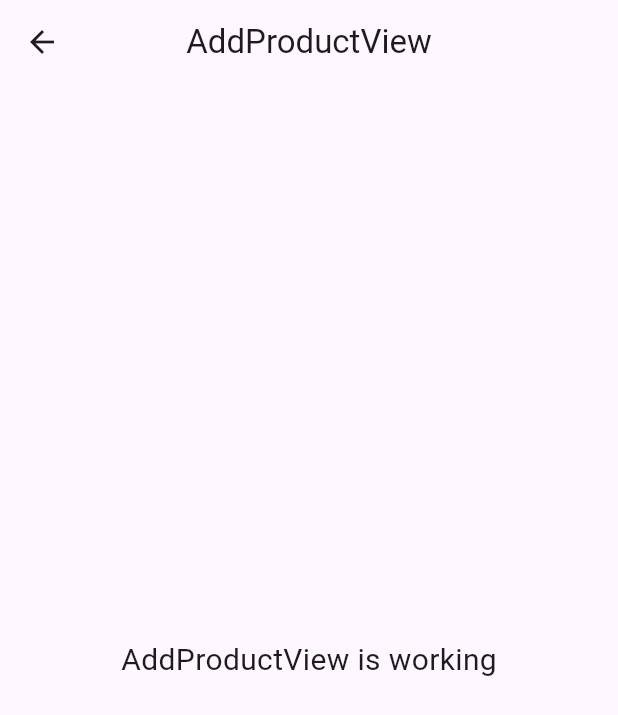
After one commit to MSyabdewa/warehouse_management, a Flutter app: the AddProductView screen opened by its route, on a phone screen of 412 x 824 dp. The commit adds this screen. Shown: the top 715 px of the screen. Run offline on Flutter 3.47's test engine with Material 3 defaults, Android fonts, the phone set to English and light mode, and no system bars; our stand-ins replace get.

Commit message:
feat: Add route and view for adding a product

```diff
--- /dev/null
+++ b/lib/app/modules/add_product/views/add_product_view.dart
@@ -0,0 +1,24 @@
+import 'package:flutter/material.dart';
+
+import 'package:get/get.dart';
+
+import '../controllers/add_product_controller.dart';
+
+class AddProductView extends GetView<AddProductController> {
+  const AddProductView({Key? key}) : super(key: key);
+  @override
+  Widget build(BuildContext context) {
+    return Scaffold(
+      appBar: AppBar(
+        title: const Text('AddProductView'),
+        centerTitle: true,
+      ),
+      body: const Center(
+        child: Text(
+          'AddProductView is working',
+          style: TextStyle(fontSize: 20),
+        ),
+      ),
+    );
+  }
+}
--- a/lib/app/routes/app_pages.dart
+++ b/lib/app/routes/app_pages.dart
@@ -1,5 +1,7 @@
 import 'package:get/get.dart';
 
+import '../modules/add_product/bindings/add_product_binding.dart';
+import '../modules/add_product/views/add_product_view.dart';
 import '../modules/home/bindings/home_binding.dart';
 import '../modules/home/views/home_view.dart';
 import '../modules/login/bindings/login_binding.dart';
@@ -23,5 +25,10 @@
       page: () => const LoginView(),
       binding: LoginBinding(),
     ),
+    GetPage(
+      name: _Paths.ADD_PRODUCT,
+      page: () => const AddProductView(),
+      binding: AddProductBinding(),
+    ),
   ];
 }
--- a/lib/app/routes/app_routes.dart
+++ b/lib/app/routes/app_routes.dart
@@ -5,10 +5,12 @@
   Routes._();
   static const HOME = _Paths.HOME;
   static const LOGIN = _Paths.LOGIN;
+  static const ADD_PRODUCT = _Paths.ADD_PRODUCT;
 }
 
 abstract class _Paths {
   _Paths._();
   static const HOME = '/home';
   static const LOGIN = '/login';
+  static const ADD_PRODUCT = '/add-product';
 }
```
Also changed, not shown: lib/app/modules/add_product/bindings/add_product_binding.dart (added, +12 -0 lines), lib/app/modules/add_product/controllers/add_product_controller.dart (added, +23 -0 lines).
